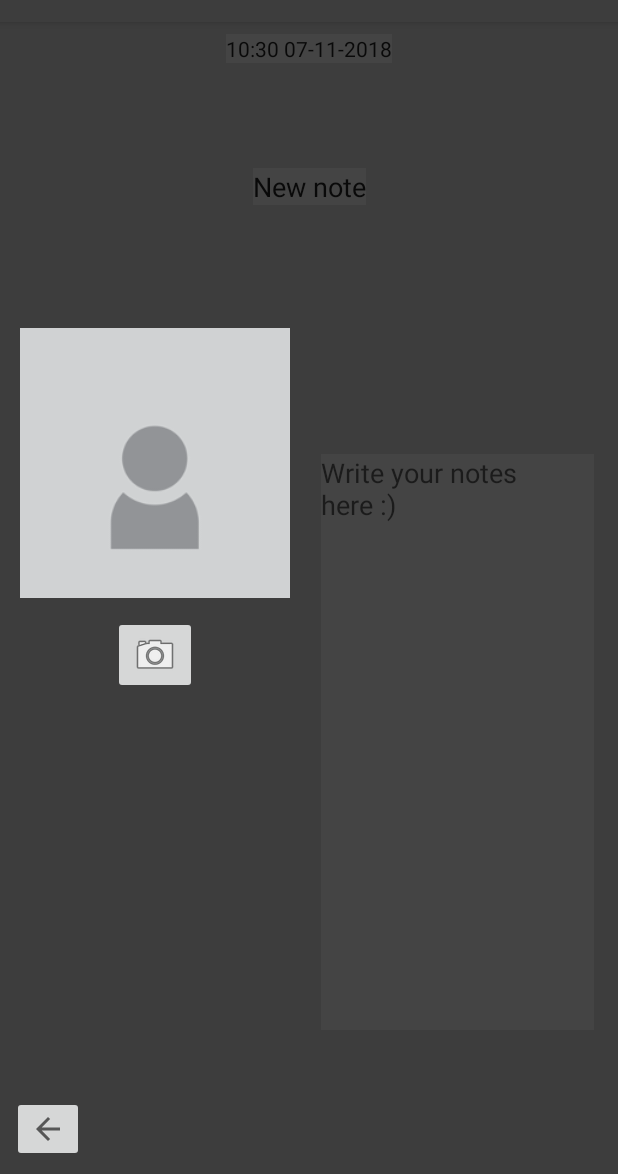
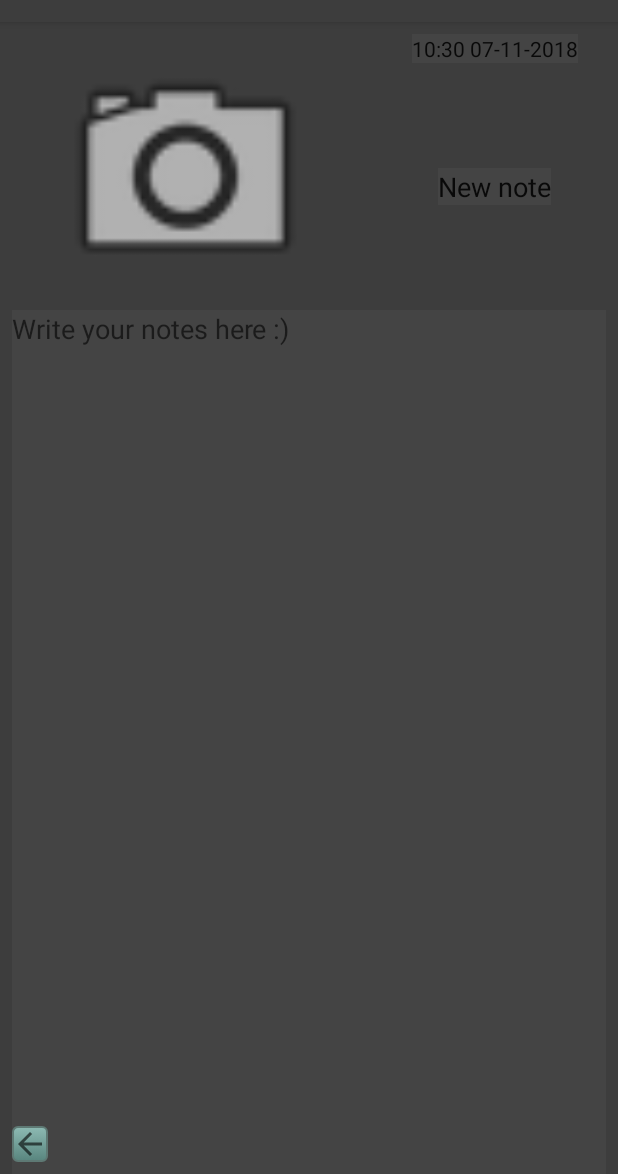
Before and after one commit to WeeDLY/Internote, an Android app: the NoteImageActivity screen opened directly, with no data from a screen before it, on a phone screen of 412 x 824 dp, the part 62-1236 px from its top. Run offline under Robolectric (Android 15) with nearby library versions, the phone set to English and light mode, and no system bars; our stand-ins replace Firebase (no records; nobody signed in at launch, a user with empty details on screens opened directly); libraries missing offline, so code that uses them is left out: pub.devrel.easypermissions.

Commit message:
Fixed portrait layout and small fixes

```diff
--- a/app/src/main/AndroidManifest.xml
+++ b/app/src/main/AndroidManifest.xml
@@ -22,9 +22,9 @@
                 <category android:name="android.intent.category.LAUNCHER" />
             </intent-filter>
         </activity>
-        <activity android:name=".MainActivity" />
-        <activity android:name=".NoteTextActivity" />
-        <activity android:name=".NoteImageActivity"/>
+        <activity android:name=".MainActivity"/>
+        <activity android:name=".NoteTextActivity" android:noHistory="true" />
+        <activity android:name=".NoteImageActivity" android:noHistory="true" />
         <activity android:name=".AboutUsActivity"/>
         <activity android:name=".SettingsActivity"/>
     </application>
--- a/app/src/main/java/no/hiof/internote/internote/LoginActivity.java
+++ b/app/src/main/java/no/hiof/internote/internote/LoginActivity.java
@@ -88,7 +88,6 @@ public class LoginActivity extends AppCompatActivity {
                 }
                 // User already signed in
                 else{
-                    Toast.makeText(LoginActivity.this, "createAuthListener", Toast.LENGTH_SHORT).show();
                     goToMain();
                 }
             }
--- a/app/src/main/res/layout/activity_note_image.xml
+++ b/app/src/main/res/layout/activity_note_image.xml
@@ -21,7 +21,7 @@
         android:text="@string/date_text_filler"
         android:textSize="@dimen/textview_date"
         app:layout_constraintEnd_toEndOf="parent"
-        app:layout_constraintStart_toStartOf="parent"
+        app:layout_constraintStart_toStartOf="@+id/guildelineMiddle"
         app:layout_constraintTop_toTopOf="parent" />
 
     <EditText
@@ -35,13 +35,14 @@
         android:hint="@string/note_title_filler"
         app:layout_constraintBottom_toTopOf="@+id/guidelineHeader"
         app:layout_constraintEnd_toEndOf="parent"
-        app:layout_constraintStart_toStartOf="parent"
+        app:layout_constraintStart_toStartOf="@+id/guildelineMiddle"
         app:layout_constraintTop_toBottomOf="@+id/textLastEdited" />
 
     <EditText
         android:id="@+id/textContent"
-        android:layout_width="182dp"
-        android:layout_height="384dp"
+        android:layout_width="0dp"
+        android:layout_height="0dp"
+        android:layout_marginStart="8dp"
         android:layout_marginEnd="8dp"
         android:ems="10"
         android:gravity="top"
@@ -49,7 +50,7 @@
         android:inputType="textMultiLine"
         app:layout_constraintBottom_toBottomOf="parent"
         app:layout_constraintEnd_toEndOf="parent"
-        app:layout_constraintStart_toStartOf="@+id/guildelineMiddle"
+        app:layout_constraintStart_toStartOf="parent"
         app:layout_constraintTop_toTopOf="@+id/guidelineHeader" />
 
     <android.support.constraint.Guideline
@@ -64,31 +65,21 @@
         android:layout_width="wrap_content"
         android:layout_height="wrap_content"
         android:orientation="vertical"
-        app:layout_constraintGuide_percent="0.5" />
+        app:layout_constraintGuide_percent="0.60" />
 
     <ImageView
         android:id="@+id/imageView_image"
-        android:layout_width="180dp"
-        android:layout_height="188dp"
+        android:layout_width="0dp"
+        android:layout_height="0dp"
         android:layout_marginStart="8dp"
         android:layout_marginTop="8dp"
         android:layout_marginEnd="8dp"
         android:contentDescription="@string/contentDescription_noteImageActivity_note_image"
+        android:onClick="checkCameraPermissions"
+        app:layout_constraintBottom_toTopOf="@+id/guidelineHeader"
         app:layout_constraintEnd_toStartOf="@+id/guildelineMiddle"
         app:layout_constraintStart_toStartOf="parent"
-        app:layout_constraintTop_toTopOf="@+id/guidelineHeader"
-        app:srcCompat="@drawable/thumbnail_placeholder" />
-
-    <ImageButton
-        android:id="@+id/imageButton"
-        android:layout_width="wrap_content"
-        android:layout_height="wrap_content"
-        android:layout_marginTop="8dp"
-        android:onClick="checkCameraPermissions"
-        android:contentDescription="@string/contentDescription_noteImageActivity_note_image"
-        app:layout_constraintEnd_toEndOf="@+id/imageView_image"
-        app:layout_constraintStart_toStartOf="@+id/imageView_image"
-        app:layout_constraintTop_toBottomOf="@+id/imageView_image"
+        app:layout_constraintTop_toTopOf="parent"
         app:srcCompat="@android:drawable/ic_menu_camera" />
 
     <ImageButton
@@ -100,6 +91,7 @@
         android:onClick="btnBackToMainOnClick"
         app:layout_constraintBottom_toBottomOf="parent"
         app:layout_constraintStart_toStartOf="parent"
+        android:background="@drawable/btn_apply_changes"
         app:srcCompat="?attr/homeAsUpIndicator" />
 
 </android.support.constraint.ConstraintLayout>
--- a/app/src/main/res/layout/activity_note_text.xml
+++ b/app/src/main/res/layout/activity_note_text.xml
@@ -70,6 +70,8 @@
         android:onClick="btnBackOnClick"
         app:layout_constraintBottom_toBottomOf="parent"
         app:layout_constraintStart_toStartOf="parent"
-        app:srcCompat="?android:attr/homeAsUpIndicator" />
+        app:srcCompat="?android:attr/homeAsUpIndicator"
+        android:background="@drawable/btn_apply_changes"
+        />
 
 </android.support.constraint.ConstraintLayout>
```
Also changed, not shown: app/src/main/res/layout-land/activity_note_text.xml (+21 -27 lines).
